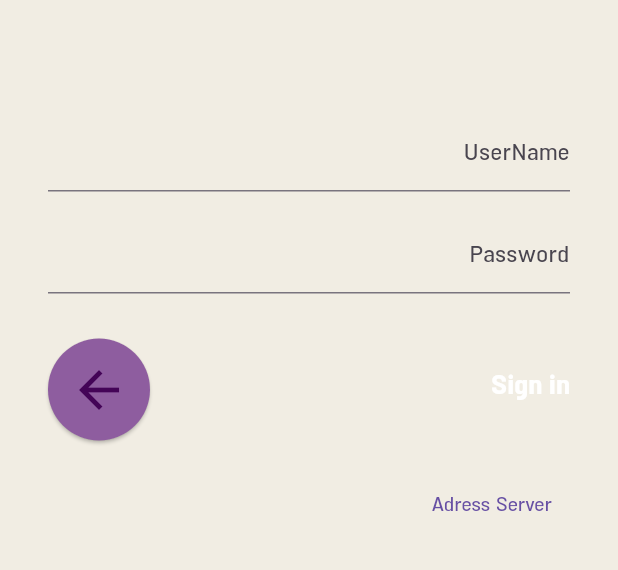
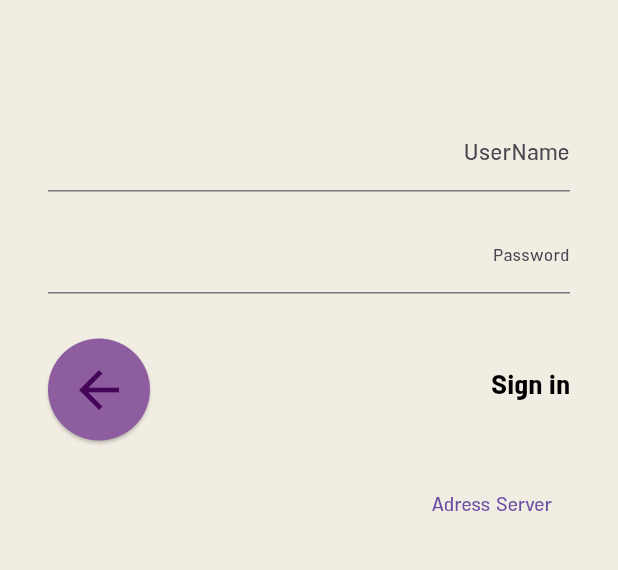
Before and after one commit to mehdiabdo77/OceanSys, a Flutter app: the screen it shows after launch, on a phone screen of 412 x 824 dp, the part 498-1068 px from its top. Run offline on Flutter 3.47's test engine with Material 3 defaults, Android fonts, the phone set to English and light mode, and no system bars; our stand-ins replace dio, flutter_map, flutter_spinkit, get, get_storage, latlong2; missing offline and left inert: blobs.

Commit message:
feat: implement customer edit functionality and text styling
- Add CustomerEditController for handling customer edit operations
- Create MyTextStyle class for centralized text styling
- Update text styles across multiple pages to use MyTextStyle
- Implement customer disactivation dialog with reasons dropdown
- Pass customer index as argument when navigating to customer page

```diff
--- /dev/null
+++ b/lib/constans/text_style.dart
@@ -0,0 +1,41 @@
+import 'package:flutter/material.dart';
+
+import 'my_color.dart';
+
+class MyTextStyle {
+  MyTextStyle._();
+
+  static TextStyle bottomstyle = TextStyle(
+    fontFamily: 'dona',
+    fontSize: 12,
+    fontWeight: FontWeight.w200,
+    color: Colors.white,
+  );
+
+  static TextStyle lebelMap = TextStyle(
+    fontFamily: 'dona',
+    fontSize: 10,
+    overflow: TextOverflow.ellipsis,
+    color: Colors.black,
+  );
+
+  static TextStyle textBlak12 = TextStyle(
+    fontFamily: 'dona',
+    fontSize: 12,
+    fontWeight: FontWeight.w300,
+    color: Colors.black,
+  );
+  static TextStyle textSmall12 = TextStyle(
+    fontFamily: 'dona',
+    fontSize: 12,
+    overflow: TextOverflow.ellipsis,
+
+    color: Colors.black,
+  );
+  static TextStyle textBlack16 = TextStyle(
+    fontFamily: 'dona',
+    fontSize: 16,
+    fontWeight: FontWeight.w400,
+    color: Colors.black,
+  );
+}
--- /dev/null
+++ b/lib/controller/customer_edit_controller.dart
@@ -0,0 +1,6 @@
+import 'package:flutter/material.dart';
+import 'package:get/get.dart';
+
+class CustomerEditController extends GetxController {
+  TextEditingController disActiveDescription = TextEditingController();
+}
--- a/lib/login_page.dart
+++ b/lib/login_page.dart
@@ -2,6 +2,7 @@ import 'package:flutter/material.dart';
 import 'package:blobs/blobs.dart';
 import 'package:get/get.dart';
 import 'package:ocean_sys/constans/my_color.dart';
+import 'package:ocean_sys/constans/text_style.dart';
 import 'package:ocean_sys/controller/register_controller.dart';
 
 class LoginPage extends StatelessWidget {
@@ -81,6 +82,7 @@ class LoginPage extends StatelessWidget {
                           hintText: 'UserName',
                           border: UnderlineInputBorder(),
                         ),
+                        style: MyTextStyle.textBlack16,
                       ),
                       const SizedBox(height: 20),
                       TextField(
@@ -90,6 +92,7 @@ class LoginPage extends StatelessWidget {
                           hintText: 'Password',
                           border: UnderlineInputBorder(),
                         ),
+                        style: MyTextStyle.textBlak12,
                       ),
                       const SizedBox(height: 30),
                       Row(
--- a/lib/main.dart
+++ b/lib/main.dart
@@ -33,14 +33,20 @@ class MyApp extends StatelessWidget {
         fontFamily: "dona",
         textTheme: TextTheme(
           titleLarge: TextStyle(color: Colors.black87, fontSize: 18),
-          bodyMedium: TextStyle(
+          bodyLarge: TextStyle(
             color: Colors.white,
             fontSize: 15,
             overflow: TextOverflow.ellipsis,
             fontFamily: "dona",
           ),
+          bodyMedium: TextStyle(
+            color: Colors.black,
+            fontSize: 12,
+            overflow: TextOverflow.ellipsis,
+            fontFamily: "dona",
+          ),
           bodySmall: TextStyle(
-            color: Colors.black,
+            color: Colors.white,
             fontSize: 12,
             overflow: TextOverflow.ellipsis,
             fontFamily: "dona",
--- a/lib/model/customer_info_model.dart
+++ b/lib/model/customer_info_model.dart
@@ -1,5 +1,3 @@
-import 'dart:ffi';
-
 class CustomerInfoModel {
   dynamic customerCode; // int
   dynamic customerName; // str
--- a/lib/view/map_page.dart
+++ b/lib/view/map_page.dart
@@ -3,6 +3,7 @@ import 'package:flutter_map/flutter_map.dart';
 import 'package:get/get.dart';
 import 'package:latlong2/latlong.dart';
 import 'package:ocean_sys/constans/my_color.dart';
+import 'package:ocean_sys/constans/text_style.dart';
 import 'package:ocean_sys/controller/customer_info_controller.dart';
 
 class MapPage extends StatefulWidget {
@@ -75,7 +76,7 @@ class _MapPageState extends State<MapPage> {
                           ),
                         ],
                       ),
-                      child: Text(point['name'], style: textTheme.labelSmall),
+                      child: Text(point['name'], style: MyTextStyle.lebelMap),
                     ),
                   ],
                 ),
```
Also changed, not shown: lib/view/customer _page.dart (+85 -24 lines), lib/view/customer_list_page.dart (+4 -4 lines).
